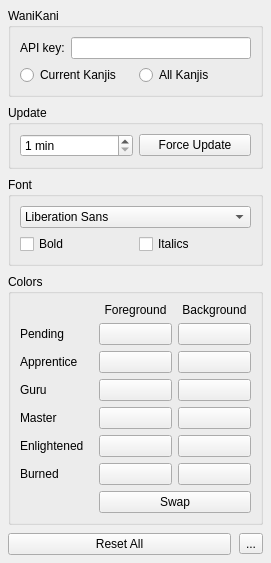
This is src/wanikaniwidget.ui in agarny/wanikani as Qt 5 draws it before an edit. The edited form follows.
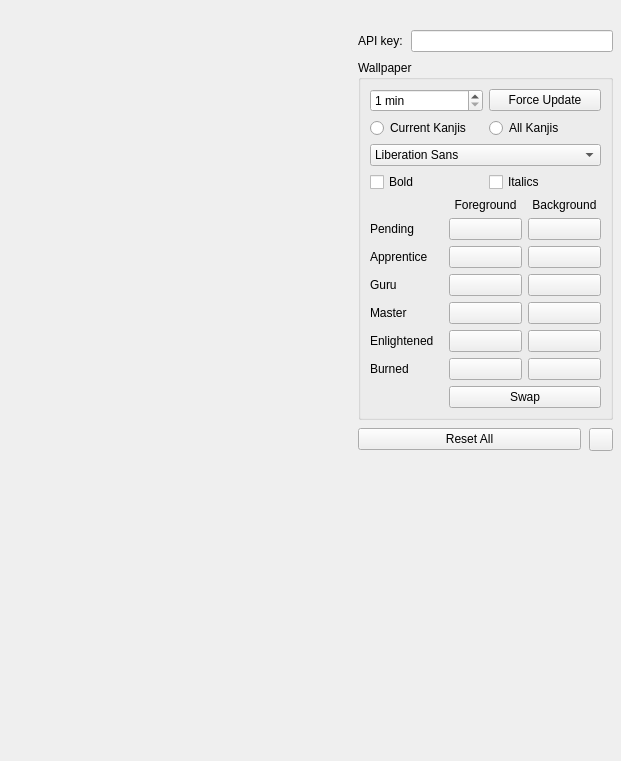
This is the edited form. Icons and pictures are not drawn.

What changed in the file:
```diff
--- a/src/wanikaniwidget.ui
+++ b/src/wanikaniwidget.ui
@@ -6,8 +6,8 @@
    <rect>
     <x>0</x>
     <y>0</y>
-    <width>228</width>
-    <height>540</height>
+    <width>621</width>
+    <height>761</height>
    </rect>
   </property>
   <property name="windowTitle">
@@ -49,11 +49,15 @@
        <item>
         <layout class="QVBoxLayout" name="settingsVerticalLayout">
          <item>
-          <widget class="QGroupBox" name="waniKaniGroupBox">
-           <property name="title">
-            <string>WaniKani</string>
+          <widget class="QLabel" name="aboutLabel">
+           <property name="wordWrap">
+            <bool>true</bool>
            </property>
-           <layout class="QVBoxLayout" name="waniKaniLayout">
+           <property name="openExternalLinks">
+            <bool>true</bool>
+           </property>
+          </widget>
+         </item>
             <item>
              <layout class="QHBoxLayout" name="apiKeyLayout">
               <item>
@@ -69,32 +73,13 @@
              </layout>
             </item>
             <item>
-             <layout class="QHBoxLayout" name="kanjisLayout">
-              <item>
-               <widget class="QRadioButton" name="currentKanjisRadioButton">
-                <property name="text">
-                 <string>Current Kanjis</string>
-                </property>
-               </widget>
-              </item>
-              <item>
-               <widget class="QRadioButton" name="allKanjisRadioButton">
-                <property name="text">
-                 <string>All Kanjis</string>
-                </property>
-               </widget>
-              </item>
-             </layout>
-            </item>
-           </layout>
-          </widget>
-         </item>
-         <item>
-          <widget class="QGroupBox" name="updateGroupBox">
+          <widget class="QGroupBox" name="wallpaperGroupBox">
            <property name="title">
-            <string>Update</string>
+            <string>Wallpaper</string>
            </property>
-           <layout class="QHBoxLayout" name="updateLayout">
+           <layout class="QVBoxLayout" name="fontLayout">
+            <item>
+             <layout class="QHBoxLayout" name="refreshLayout">
             <item>
              <widget class="QSpinBox" name="intervalSpinBox">
               <property name="enabled">
@@ -125,14 +110,25 @@
              </widget>
             </item>
            </layout>
+            </item>
+            <item>
+             <layout class="QHBoxLayout" name="kanjisLayout">
+              <item>
+               <widget class="QRadioButton" name="currentKanjisRadioButton">
+                <property name="text">
+                 <string>Current Kanjis</string>
+                </property>
           </widget>
          </item>
          <item>
-          <widget class="QGroupBox" name="fontGroupBox">
-           <property name="title">
-            <string>Font</string>
-           </property>
-           <layout class="QVBoxLayout" name="fontLayout">
+               <widget class="QRadioButton" name="allKanjisRadioButton">
+                <property name="text">
+                 <string>All Kanjis</string>
+                </property>
+               </widget>
+              </item>
+             </layout>
+            </item>
             <item>
              <widget class="QFontComboBox" name="fontComboBox">
               <property name="editable">
@@ -161,14 +157,7 @@
               </item>
              </layout>
             </item>
-           </layout>
-          </widget>
-         </item>
          <item>
-          <widget class="QGroupBox" name="colorsGroupBox">
-           <property name="title">
-            <string>Colors</string>
-           </property>
            <layout class="QGridLayout" name="colorsLayout">
             <item row="7" column="1" colspan="2">
              <widget class="QPushButton" name="swapPushButton">
@@ -198,16 +187,6 @@
               </property>
              </widget>
             </item>
-            <item row="0" column="1">
-             <widget class="QLabel" name="foregroundLabel">
-              <property name="text">
-               <string>Foreground</string>
-              </property>
-              <property name="alignment">
-               <set>Qt::AlignCenter</set>
-              </property>
-             </widget>
-            </item>
             <item row="0" column="2">
              <widget class="QLabel" name="backgroundLabel">
               <property name="text">
@@ -326,6 +305,18 @@
               </property>
              </widget>
             </item>
+              <item row="0" column="1">
+               <widget class="QLabel" name="foregroundLabel">
+                <property name="text">
+                 <string>Foreground</string>
+                </property>
+                <property name="alignment">
+                 <set>Qt::AlignCenter</set>
+                </property>
+               </widget>
+              </item>
+             </layout>
+            </item>
            </layout>
           </widget>
          </item>
@@ -341,16 +332,10 @@
           </widget>
          </item>
          <item>
-          <widget class="QToolButton" name="toolButton">
-           <property name="text">
-            <string>...</string>
-           </property>
+          <widget class="QToolButton" name="closeToolButton">
            <property name="icon">
             <iconset resource="../res/resources.qrc">
-             <normaloff>:/gear</normaloff>:/gear</iconset>
-           </property>
-           <property name="popupMode">
-            <enum>QToolButton::InstantPopup</enum>
+             <normaloff>:/close</normaloff>:/close</iconset>
            </property>
           </widget>
          </item>
```
Lines whose indentation alone changed are shown as unchanged.
